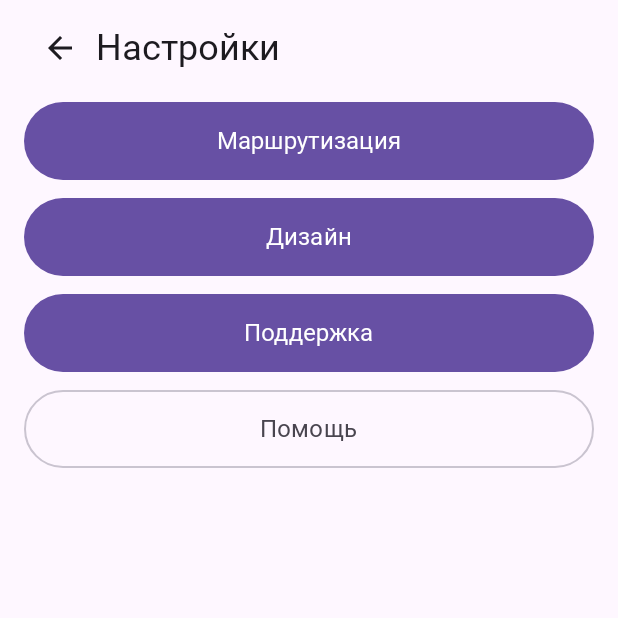
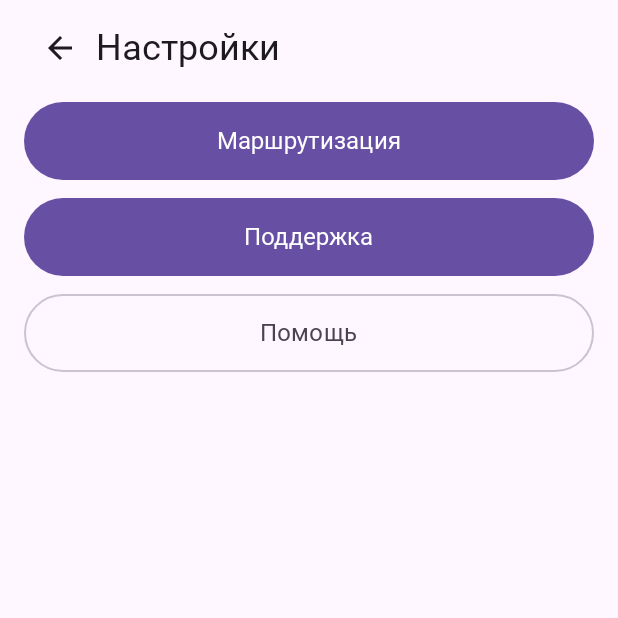
Before and after one commit to weknowyouscum-gif/LABUDA, an Android app built with Jetpack Compose: the SettingsActivity screen opened directly, with no data from a screen before it, on a phone screen of 412 x 824 dp, the top half of it. Run offline under Robolectric (Android 15) with nearby library versions, the light colour scheme and no system bars; Roboto replaces fonts that are not available here.

Commit message:
Remove Design button from settings

```diff
--- a/app/src/main/java/com/labuda/app/SettingsActivity.kt
+++ b/app/src/main/java/com/labuda/app/SettingsActivity.kt
@@ -39,7 +39,6 @@ class SettingsActivity : ComponentActivity() {
                     SettingsScreen(
                         onBack = { finish() },
                         onRouting = { startActivity(Intent(this, RoutingSettingsActivity::class.java)) },
-                        onDesign = { startActivity(Intent(this, DesignActivity::class.java)) },
                         onHelp = { startActivity(Intent(Intent.ACTION_VIEW, Uri.parse(LABUDA_SUPPORT_URL))) },
                         onSupport = { startActivity(Intent(Intent.ACTION_VIEW, Uri.parse(LABUDA_DONATE_URL))) }
                     )
@@ -53,7 +52,6 @@ class SettingsActivity : ComponentActivity() {
 private fun SettingsScreen(
     onBack: () -> Unit,
     onRouting: () -> Unit,
-    onDesign: () -> Unit,
     onHelp: () -> Unit,
     onSupport: () -> Unit
 ) {
@@ -68,9 +66,6 @@ private fun SettingsScreen(
         Button(onRouting, Modifier.fillMaxWidth().height(52.dp)) {
             Text("Маршрутизация", fontSize = 16.sp)
         }
-        Button(onDesign, Modifier.fillMaxWidth().height(52.dp)) {
-            Text("Дизайн", fontSize = 16.sp)
-        }
         Button(onSupport, Modifier.fillMaxWidth().height(52.dp)) {
             Text("Поддержка", fontSize = 16.sp)
         }
```
